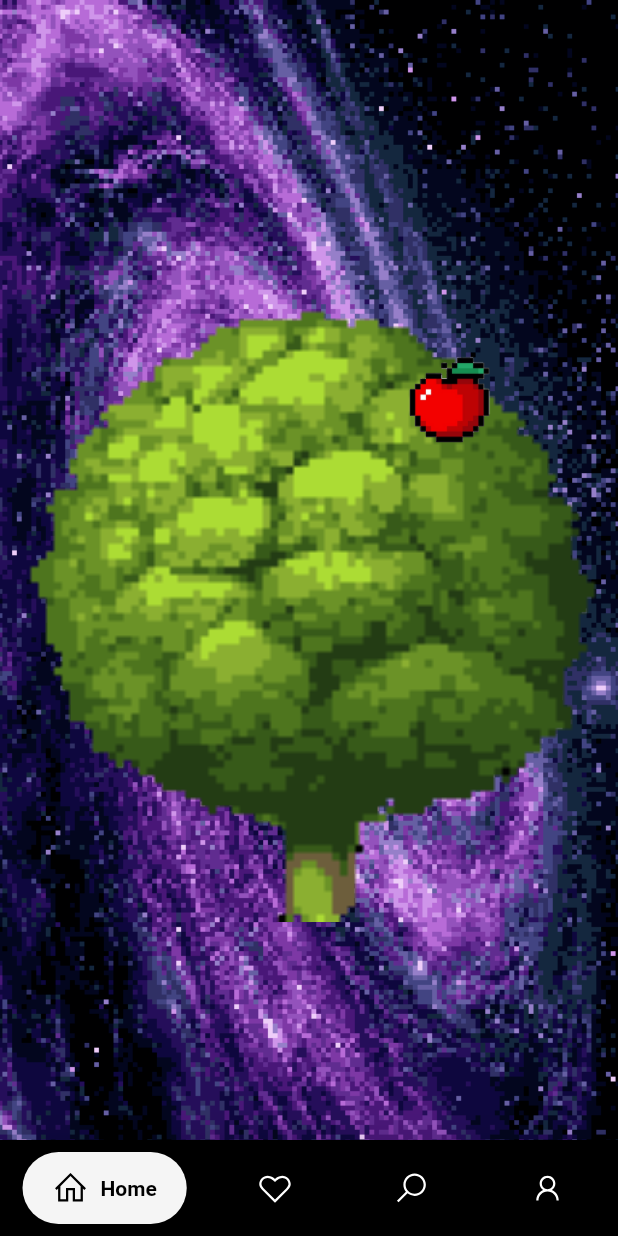
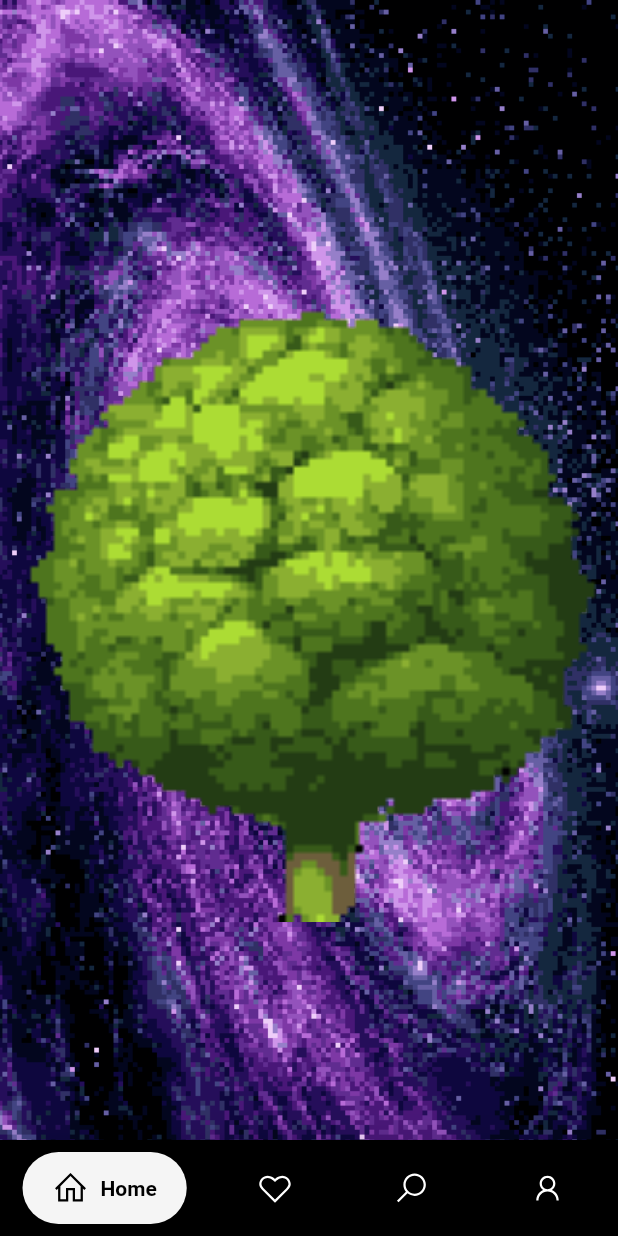
Before and after one commit to happy-emart/happytree_frontend, a Flutter app: the FirstPage screen opened directly, on a phone screen of 412 x 824 dp. Run offline on Flutter 3.47's test engine with Material 2 defaults, Android fonts, the phone set to English and light mode, and no system bars; drawn by our look-alikes of google_nav_bar; our stand-ins replace line_icons, shared_preferences, tuple; missing offline and left inert: dart:ffi, mysql1, mysql_client; accounts and stored records are empty.

Commit message:
fix algorithm of putting donw apples

```diff
--- a/lib/first_tab.dart
+++ b/lib/first_tab.dart
@@ -4,6 +4,7 @@ import 'package:http/http.dart' as http;
 import 'package:mysql_client/mysql_client.dart';
 import 'dart:io';
 import 'package:mysql1/mysql1.dart';
+import 'package:tuple/tuple.dart';
 import 'crud_service.dart' as crud;
 import 'post.dart';
 import 'package:google_nav_bar/google_nav_bar.dart';
@@ -68,12 +69,25 @@ class _FirstState extends State<FirstPage> {
   late double centerHeight;
   late double centerWidth;
   late double poleHeight = deviceWidth*0.13;
-  late final startPoint = (centerHeight - deviceWidth)*0.5;
-  late final endPoint = startPoint + deviceWidth - poleHeight;
+  double imgSize = 48; // 1:1 image
+  late final topPoint = (centerHeight - deviceWidth)*0.5 - imgSize; // img size = 48
+  late final bottomPoint = topPoint + deviceWidth - poleHeight + imgSize; // img size = 48
+  late final startPoint = 0;
+  late final endPoint = startPoint + deviceWidth - imgSize; // img size = 48
+
   Stack buildTree(double cntrHeight, double cntrWidth, BuildContext context) {
+    // List<Tuple2<double, double>> pointList = [];
+    // while (pointList.length < 5) {
+    //   var pntX = 0.0, pntY = 0.0;
+    //   if (
+    //     (math.pow(pntX-(centerWidth-imgSize)*0.5, 2) + math.pow(pntY-(centerWidth-imgSize-poleHeight)*0.5, 2))<=math.pow((centerWidth-poleHeight)*0.5, 2)
+    //     ) { pointList.add(Tuple2(pntX, pntY)); }
+    // }
+
     return Stack(
             children: [
-              Column(
+              Container(
+                child: Column(
                   mainAxisAlignment: MainAxisAlignment.center,
                   children: [
                     Row(
@@ -93,12 +107,13 @@ class _FirstState extends State<FirstPage> {
                     ),
                   ],
                 ),
-              createFruit(context , startPoint + math.Random().nextDouble()*(endPoint-startPoint), 48+ math.Random().nextDouble()*(deviceWidth-48), 1),
-              createFruit(context , startPoint + math.Random().nextDouble()*(endPoint-startPoint), 48+math.Random().nextDouble()*(deviceWidth-48), 2),
-              createFruit(context , startPoint + math.Random().nextDouble()*(endPoint-startPoint), 48+math.Random().nextDouble()*(deviceWidth-48), 3),
-              createFruit(context , startPoint + math.Random().nextDouble()*(endPoint-startPoint), 48+math.Random().nextDouble()*(deviceWidth-48), 4),
+              ),
+              // createFruit(context , topPoint+math.Random().nextDouble()*(bottomPoint-topPoint), startPoint+math.Random().nextDouble()*(endPoint-startPoint), 2),
+              // createFruit(context , topPoint+math.Random().nextDouble()*(bottomPoint-topPoint), startPoint+math.Random().nextDouble()*(endPoint-startPoint), 3),
+              // createFruit(context , topPoint+math.Random().nextDouble()*(bottomPoint-topPoint), startPoint+math.Random().nextDouble()*(endPoint-startPoint), 4),
+
+              // buildImageStack(5),
             ],
-              // buildImageStack(5),
           );
   }
 
--- a/pubspec.yaml
+++ b/pubspec.yaml
@@ -48,6 +48,7 @@ dependencies:
   convert: ^3.1.1
   google_nav_bar: ^5.0.6
   line_icons: ^2.0.3
+  tuple: ^2.0.2
 
 dev_dependencies:
   flutter_test:
```
Also changed, not shown: lib/login.dart (+7 -5 lines), lib/writing_letter.dart (+52 -2 lines), pubspec.lock. Lines whose indentation alone changed are shown as unchanged.
